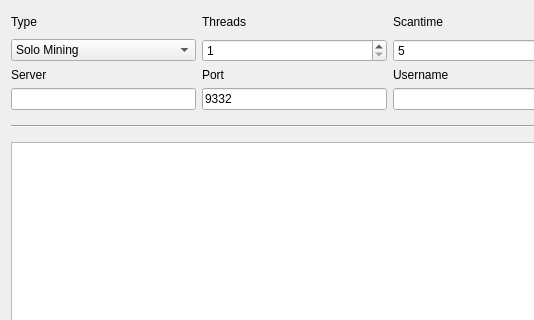
Before: the Qt Designer form src/qt/forms/miningpage.ui in k0u5uk3/Harucoin, drawn with Qt 5; both pictures show x 0 to 534 and y 0 to 320 of the 780 by 636 pixel window.
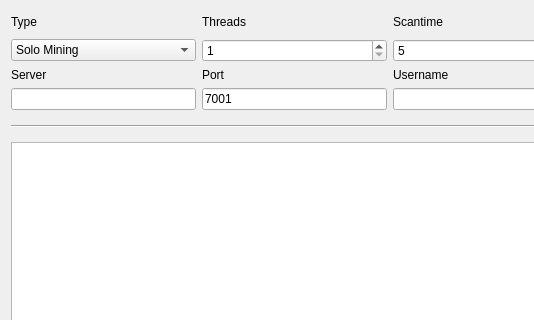
After: the same form once the commit is applied.

Diff of the .ui file:
```diff
--- a/src/qt/forms/miningpage.ui
+++ b/src/qt/forms/miningpage.ui
@@ -231,10 +231,10 @@
       <bool>true</bool>
      </property>
      <property name="text">
-      <string>9332</string>
+      <string>7001</string>
      </property>
      <property name="value" stdset="0">
-      <number>9332</number>
+      <number>7001</number>
      </property>
     </widget>
    </item>
```
